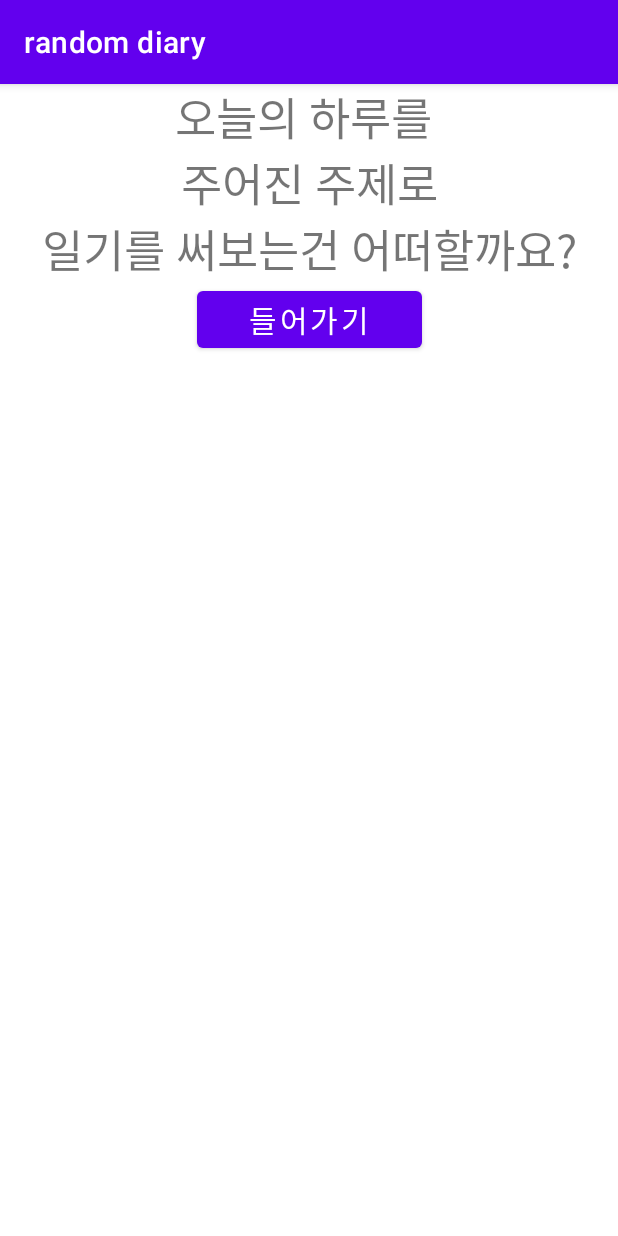
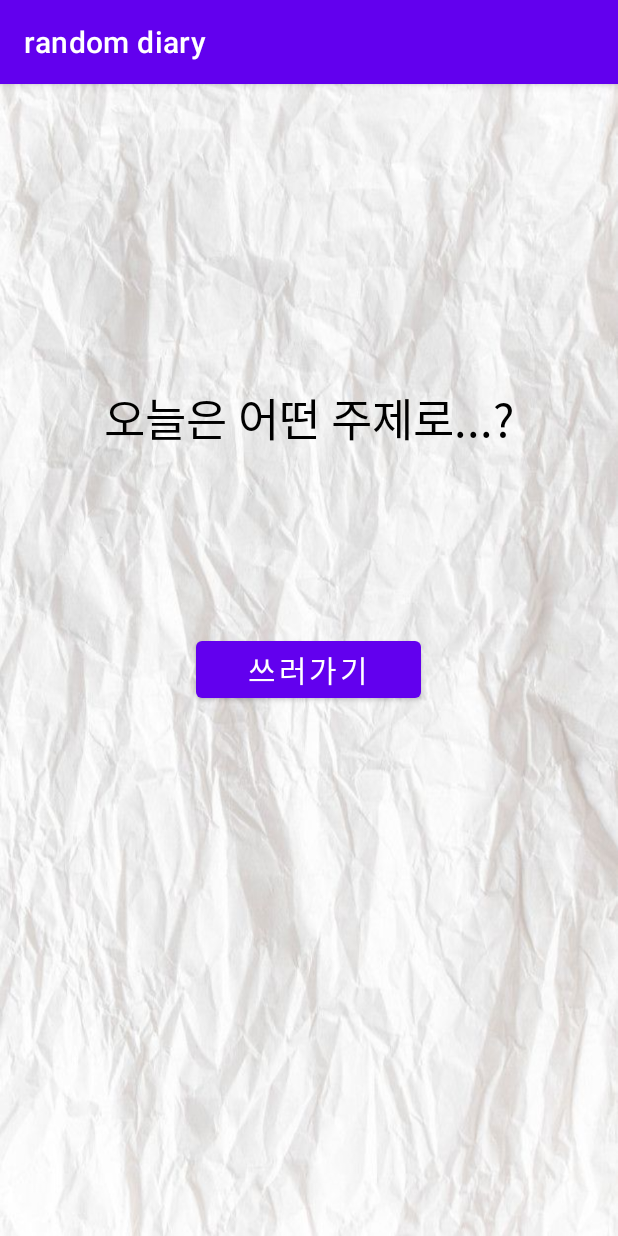
Before and after one commit to kyungchan0616/randomdiary, an Android app: the screen it shows after launch (MainActivity), on a phone screen of 412 x 824 dp. Run offline under Robolectric (Android 15) with nearby library versions, the phone set to English and light mode, and no system bars.

Commit message:
1204 commit

```diff
--- a/app/src/main/res/layout/activity_edit.xml
+++ b/app/src/main/res/layout/activity_edit.xml
@@ -5,7 +5,8 @@
     xmlns:tools="http://schemas.android.com/tools"
     android:layout_width="match_parent"
     android:layout_height="match_parent"
-    tools:context=".EditActivity">
+    tools:context=".EditActivity"
+    android:background="@drawable/paper">
 
 <!-- 상단 레이아웃 -->
     <RelativeLayout
@@ -171,7 +172,7 @@
         android:layout_width="match_parent"
         android:layout_height="wrap_content"
         android:layout_gravity="center"
-        android:text="수정 남은 기한 00:00:00"
+        android:text="수정 마감"
         android:textSize="24sp"
         android:textAlignment="center"
         android:textStyle="bold"
--- a/app/src/main/res/layout/activity_eval.xml
+++ b/app/src/main/res/layout/activity_eval.xml
@@ -4,9 +4,11 @@
     xmlns:app="http://schemas.android.com/apk/res-auto"
     xmlns:tools="http://schemas.android.com/tools"
     android:layout_width="match_parent"
-    android:layout_height="match_parent">
+    android:layout_height="match_parent"
+    android:background="@drawable/paper">
 
-    <LinearLayout
+
+<LinearLayout
         android:id="@+id/linearLayout"
         android:layout_width="match_parent"
         android:layout_height="wrap_content"
--- a/app/src/main/res/layout/activity_join.xml
+++ b/app/src/main/res/layout/activity_join.xml
@@ -4,9 +4,11 @@
     xmlns:tools="http://schemas.android.com/tools"
     android:layout_width="match_parent"
     android:layout_height="match_parent"
-    tools:context=".JoinActivity">
+    tools:context=".JoinActivity"
+    android:background="@drawable/paper">
 
-    <TextView
+
+<TextView
         android:id="@+id/titleText"
         android:layout_width="match_parent"
         android:layout_height="wrap_content"
--- a/app/src/main/res/layout/activity_login.xml
+++ b/app/src/main/res/layout/activity_login.xml
@@ -4,7 +4,8 @@
     android:layout_width="match_parent"
     android:layout_height="match_parent"
     android:orientation="vertical"
-    tools:context=".LoginActivity">
+    tools:context=".LoginActivity"
+    android:background="@drawable/paper">
 
     <TextView
         android:id="@+id/titleText"
--- a/app/src/main/res/layout/activity_main.xml
+++ b/app/src/main/res/layout/activity_main.xml
@@ -4,31 +4,36 @@
     android:layout_width="match_parent"
     android:layout_height="match_parent"
     xmlns:app="http://schemas.android.com/apk/res-auto"
-    tools:context=".MainActivity">
+    tools:context=".MainActivity"
+    android:background="@drawable/paper">
 
-    <TextView
+
+<TextView
         android:id="@+id/textView5"
         android:layout_width="match_parent"
         android:layout_height="wrap_content"
         android:layout_gravity="center"
-        android:text="오늘의 하루를 \n 주어진 주제로 \n일기를 써보는건 어떠할까요?"
+        android:layout_marginTop="200dp"
+        android:text="오늘은 어떤 주제로...?"
         android:textAlignment="center"
+        android:textColor="@color/black"
         android:textSize="30dp"
-        app:layout_constraintTop_toTopOf="parent"
         app:layout_constraintBottom_toTopOf="@+id/passBtn"
+        app:layout_constraintEnd_toEndOf="parent"
+        app:layout_constraintHorizontal_bias="0.0"
         app:layout_constraintStart_toStartOf="parent"
-        app:layout_constraintEnd_toEndOf="parent"/>
+        app:layout_constraintTop_toTopOf="parent" />
 
     <Button
         android:id="@+id/passBtn"
-        app:layout_constraintEnd_toEndOf="parent"
-        app:layout_constraintStart_toStartOf="parent"
-        app:layout_constraintTop_toBottomOf="@+id/textView5"
         android:layout_width="150dp"
         android:layout_height="wrap_content"
-        android:text="들어가기"
+        android:layout_marginTop="120dp"
+        android:text="쓰러가기"
         android:textColor="@android:color/white"
         android:textSize="20sp"
-        tools:layout_editor_absoluteX="130dp"
-        tools:layout_editor_absoluteY="186dp" />
+        app:layout_constraintEnd_toEndOf="parent"
+        app:layout_constraintHorizontal_bias="0.498"
+        app:layout_constraintStart_toStartOf="parent"
+        app:layout_constraintTop_toBottomOf="@+id/textView5" />
 </androidx.constraintlayout.widget.ConstraintLayout>
--- a/app/src/main/res/layout/activity_theme.xml
+++ b/app/src/main/res/layout/activity_theme.xml
@@ -4,9 +4,11 @@
     xmlns:app="http://schemas.android.com/apk/res-auto"
     xmlns:tools="http://schemas.android.com/tools"
     android:layout_width="match_parent"
-    android:layout_height="match_parent">
+    android:layout_height="match_parent"
+    android:background="@drawable/paper">
 
-    <LinearLayout
+
+<LinearLayout
         android:id="@+id/linearLayout"
         android:layout_width="match_parent"
         android:layout_height="wrap_content"
--- a/app/src/main/res/layout/activity_write.xml
+++ b/app/src/main/res/layout/activity_write.xml
@@ -5,9 +5,11 @@
     xmlns:tools="http://schemas.android.com/tools"
     android:layout_width="match_parent"
     android:layout_height="match_parent"
-    tools:context=".WriteActivity">
+    tools:context=".WriteActivity"
+    android:background="@drawable/paper">
 
-    <RelativeLayout
+
+<RelativeLayout
         android:id="@+id/TopLayout"
         android:layout_width="match_parent"
         android:layout_height="wrap_content"
```
Also changed, not shown: app/src/main/java/com/example/randomdiary/HomeActivity.java (+7 -1 lines), app/src/main/res/layout/activity_home.xml (+4 -3 lines), app/src/main/res/drawable/diaryback.jpg (added), app/src/main/res/drawable/diarylogin.jpg (added), app/src/main/res/drawable/diarywrite.jpg (added), app/src/main/res/drawable/paper.jpg (added), app/src/main/res/drawable/paper2.jpg (added).
